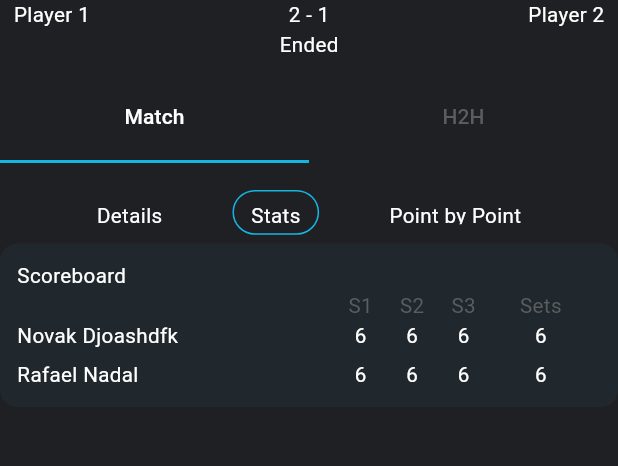
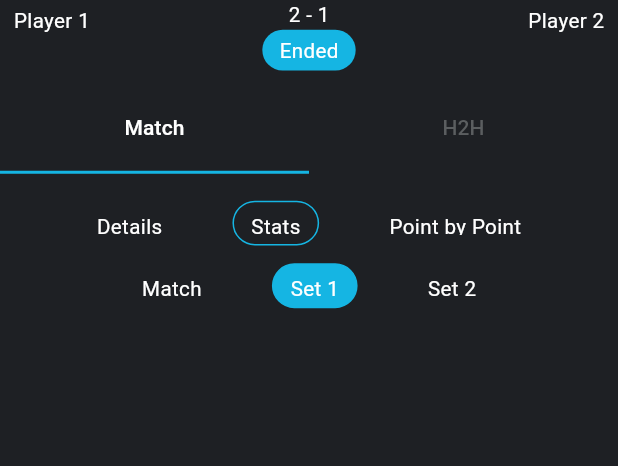
Before and after one commit to akinokami/tennis_live_score, a Flutter app: the MatchDetailScreen screen opened directly, after a tap on "Stats", on a phone screen of 412 x 824 dp, the part 128-594 px from its top. Run offline on Flutter 3.47's test engine with Material 3 defaults, Android fonts, the phone set to English and light mode, and no system bars; our stand-ins replace connectivity_plus, dio, flutter_screenutil, get, get_storage, loading_indicator; accounts and stored records are empty; network calls fail; Roboto replaces fonts that are missing (Poppins).

Commit message:
Update match_detail_screen.dart

```diff
--- a/lib/ui/screens/scores/match_detail_screen.dart
+++ b/lib/ui/screens/scores/match_detail_screen.dart
@@ -21,6 +21,7 @@
     with SingleTickerProviderStateMixin {
   TabController? tabController;
   List<String> matchDetailList = ["Details", "Stats", "Point by Point"];
+  List<String> statsDetailList = ["Match", "Set 1", "Set 2"];
   @override
   void initState() {
     tabController = TabController(length: 2, vsync: this);
@@ -46,7 +47,7 @@
         children: [
           Padding(
             padding: EdgeInsets.all(8.w),
-            child: const Row(
+            child:  Row(
               mainAxisAlignment: MainAxisAlignment.spaceBetween,
               children: [
                 CustomText(
@@ -60,8 +61,15 @@
                     CustomText(
                       text: "2 - 1",
                     ),
-                    CustomText(
-                      text: "Ended",
+                    Container(
+                      padding: EdgeInsets.symmetric(horizontal: 10.w,vertical: 3.h),
+                      decoration: BoxDecoration(
+                          color: secondaryColor,
+                          borderRadius: BorderRadius.circular(20.r)
+                      ),
+                      child: CustomText(
+                        text: "Ended",
+                      ),
                     ),
                   ],
                 ),
@@ -87,7 +95,7 @@
           ),
           Expanded(
             child: TabBarView(controller: tabController, children: [
-              Column(
+             Obx(()=> Column(
                 children: [
                   kSizedBoxH10,
                   SizedBox(
@@ -116,7 +124,8 @@
                       physics: NeverScrollableScrollPhysics(),
                     ),
                   ),
-                  Container(
+                 if(matchDetailController.selectedIndex.value==0)
+                   Container(
                     padding: EdgeInsets.all(10.w),
                     decoration: BoxDecoration(
                         color: cardColor,
@@ -199,9 +208,37 @@
                         ),
                       ],
                     ),
-                  )
+                  ),
+                  if(matchDetailController.selectedIndex.value==1)
+                    SizedBox(
+                      height: 35.h,
+                      child: ListView.builder(
+                        scrollDirection: Axis.horizontal,
+                        itemBuilder: (context, index) {
+                          return
+                            Obx(()=> GestureDetector(
+                              onTap: (){
+                                matchDetailController.changeIndex(index);
+                              },
+                              child: Container(
+
+                                  decoration: BoxDecoration(
+                                    color:matchDetailController.selectedIndex.value==index? secondaryColor: primaryColor,
+                                      border: Border.all(color:matchDetailController.selectedIndex.value==index? secondaryColor: primaryColor),
+                                      borderRadius: BorderRadius.circular(50.r)),
+                                  margin: EdgeInsets.symmetric(horizontal:15.w,vertical: 5.h),
+                                  padding: EdgeInsets.symmetric(horizontal:10.w,vertical: 5.h),
+                                  child: Center(child: CustomText(text: statsDetailList[index]))),
+
+                            ));
+                        },
+                        itemCount: statsDetailList.length,
+                        shrinkWrap: true,
+                        physics: NeverScrollableScrollPhysics(),
+                      ),
+                    ),
                 ],
-              ),
+              )),
               CustomText(text: "Match Details")
             ]),
           )
```
